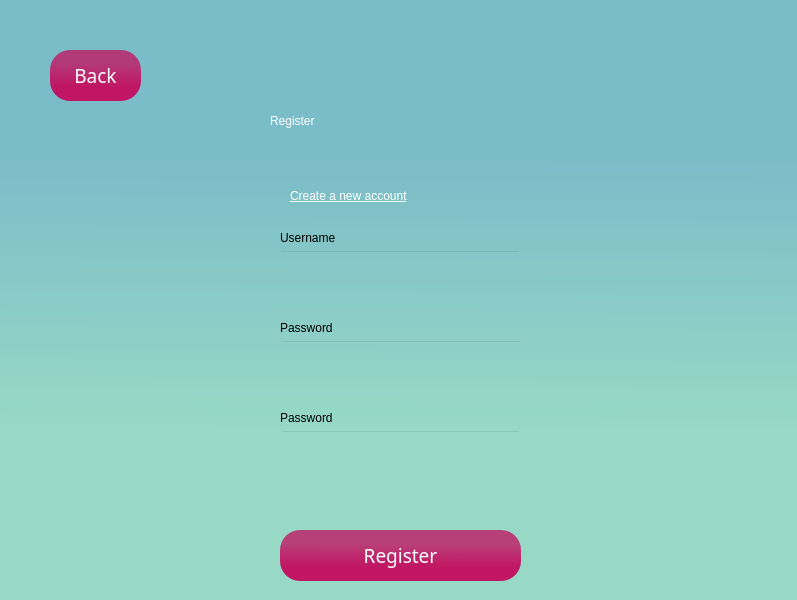
Qt form register.ui (PetreRaul/EyeTester) before a commit.
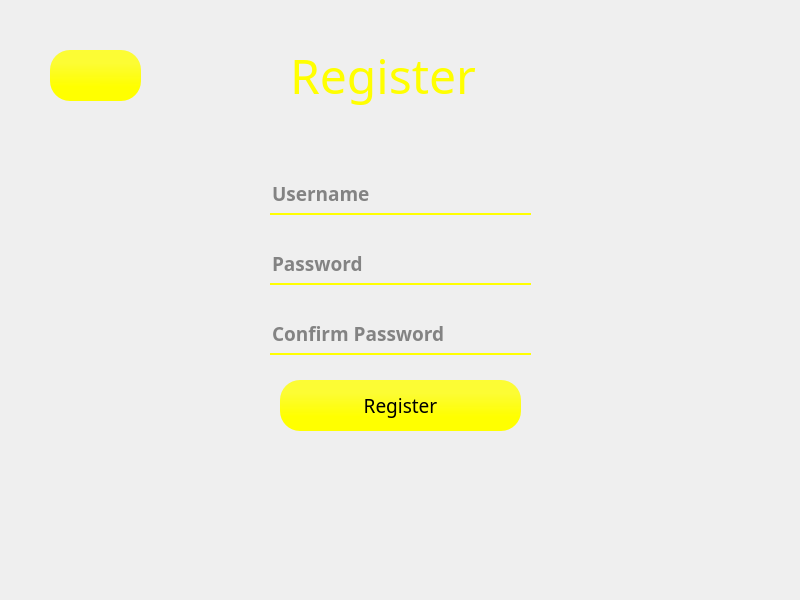
The same form after that commit. Icons and pictures are not drawn.

Commit message: regex for password, unique username, UI modified,

```diff
--- a/register.ui
+++ b/register.ui
@@ -6,7 +6,7 @@
    <rect>
     <x>0</x>
     <y>0</y>
-    <width>797</width>
+    <width>800</width>
     <height>600</height>
    </rect>
   </property>
@@ -24,48 +24,41 @@
    </property>
    <property name="styleSheet">
     <string notr="true">QWidget#mainWindow{
-background-color: qlineargradient(spread:pad, x1:0.506, y1:0.261, x2:0.500051, y2:1, stop:0 rgba(123, 188, 201, 255), stop:0.619318 rgba(151, 217, 197, 255));}</string>
+	background-image: url(:/newPrefix/Default_background_image_for_an_eye_application_appealing_easy_1.jpg);
+
+}</string>
    </property>
    <widget class="QLabel" name="label">
     <property name="geometry">
      <rect>
-      <x>270</x>
-      <y>70</y>
-      <width>271</width>
-      <height>101</height>
-     </rect>
-    </property>
-    <property name="styleSheet">
-     <string notr="true">font: 87 48pt &quot;Segoe UI Black&quot;;
-color:rgb(255, 255, 255)</string>
-    </property>
-    <property name="text">
-     <string>Register</string>
-    </property>
-   </widget>
-   <widget class="QLabel" name="label_2">
-    <property name="geometry">
-     <rect>
       <x>290</x>
-      <y>170</y>
-      <width>231</width>
-      <height>51</height>
+      <y>40</y>
+      <width>201</width>
+      <height>71</height>
      </rect>
     </property>
+    <property name="font">
+     <font>
+      <family>Segoe UI Black</family>
+      <pointsize>36</pointsize>
+      <weight>10</weight>
+      <italic>false</italic>
+      <bold>false</bold>
+     </font>
+    </property>
     <property name="styleSheet">
-     <string notr="true">text-decoration: underline;
-font: 87 16pt &quot;Segoe UI Black&quot;;
-color: white</string>
+     <string notr="true">font: 87 36pt &quot;Segoe UI Black&quot;;
+color:#FFFF00;</string>
     </property>
     <property name="text">
-     <string>Create a new account</string>
+     <string>Register</string>
     </property>
    </widget>
    <widget class="QPushButton" name="createAccountButton">
     <property name="geometry">
      <rect>
       <x>280</x>
-      <y>530</y>
+      <y>380</y>
       <width>241</width>
       <height>51</height>
      </rect>
@@ -83,8 +76,8 @@
      <string notr="true">border-radius:20px;
 background-color: rgba(193, 22, 99, 200);
 font: 87 14pt &quot;Segoe UI Black&quot;;
-background-color: qlineargradient(spread:pad, x1:0.506, y1:0.261, x2:0.500051, y2:1, stop:0 rgba(193, 22, 99, 200), stop:0.619318 rgba(193, 22, 99, 255));
-color:white</string>
+background-color: qlineargradient(spread:pad, x1:0.506, y1:0.261, x2:0.500051, y2:1, stop:0 rgba(255, 255, 0, 200), stop:0.619318 rgba(255, 255, 0, 255));
+color:black</string>
     </property>
     <property name="text">
      <string>Register</string>
@@ -93,88 +86,85 @@
    <widget class="QLineEdit" name="userFieldRegister">
     <property name="geometry">
      <rect>
-      <x>280</x>
-      <y>250</y>
-      <width>241</width>
-      <height>51</height>
+      <x>270</x>
+      <y>180</y>
+      <width>261</width>
+      <height>35</height>
      </rect>
     </property>
-    <property name="styleSheet">
-     <string notr="true">background-color: rgba(0,0,0,0)</string>
+    <property name="font">
+     <font>
+      <family>Segoe UI Black</family>
+      <pointsize>14</pointsize>
+      <weight>75</weight>
+      <bold>true</bold>
+     </font>
     </property>
-   </widget>
-   <widget class="QLineEdit" name="passwordFieldRegister">
-    <property name="geometry">
-     <rect>
-      <x>280</x>
-      <y>340</y>
-      <width>241</width>
-      <height>51</height>
-     </rect>
-    </property>
     <property name="styleSheet">
-     <string notr="true">background-color: rgba(0,0,0,0)</string>
+     <string notr="true">background-color: rgba(0,0,0,0);
+border: none;
+border-bottom: 2px solid rgba(255, 255, 0, 255);
+color: rgba(0, 0, 0, 230);
+padding-bottom: 7px;</string>
     </property>
-   </widget>
-   <widget class="QLabel" name="label_3">
-    <property name="geometry">
-     <rect>
-      <x>280</x>
-      <y>230</y>
-      <width>81</width>
-      <height>16</height>
-     </rect>
-    </property>
-    <property name="styleSheet">
-     <string notr="true">font: 87 12pt &quot;Segoe UI Black&quot;;</string>
-    </property>
-    <property name="text">
+    <property name="placeholderText">
      <string>Username</string>
     </property>
    </widget>
-   <widget class="QLabel" name="label_4">
+   <widget class="QLineEdit" name="passwordFieldRegister">
     <property name="geometry">
      <rect>
-      <x>280</x>
-      <y>320</y>
-      <width>81</width>
-      <height>16</height>
+      <x>270</x>
+      <y>250</y>
+      <width>261</width>
+      <height>35</height>
      </rect>
     </property>
+    <property name="font">
+     <font>
+      <family>Segoe UI Black</family>
+      <pointsize>14</pointsize>
+      <weight>75</weight>
+      <bold>true</bold>
+     </font>
+    </property>
     <property name="styleSheet">
-     <string notr="true">font: 87 12pt &quot;Segoe UI Black&quot;;</string>
+     <string notr="true">background-color: rgba(0,0,0,0);
+border: none;
+border-bottom: 2px solid rgba(255, 255, 0, 255);
+color: rgba(0, 0, 0, 230);
+padding-bottom: 7px;</string>
     </property>
-    <property name="text">
+    <property name="placeholderText">
      <string>Password</string>
     </property>
    </widget>
    <widget class="QLineEdit" name="passwordFieldConfirmPassword">
     <property name="geometry">
      <rect>
-      <x>280</x>
-      <y>430</y>
-      <width>241</width>
-      <height>51</height>
+      <x>270</x>
+      <y>320</y>
+      <width>261</width>
+      <height>35</height>
      </rect>
     </property>
-    <property name="styleSheet">
-     <string notr="true">background-color: rgba(0,0,0,0)</string>
+    <property name="font">
+     <font>
+      <family>Segoe UI Black</family>
+      <pointsize>14</pointsize>
+      <weight>75</weight>
+      <bold>true</bold>
+     </font>
     </property>
-   </widget>
-   <widget class="QLabel" name="label_5">
-    <property name="geometry">
-     <rect>
-      <x>280</x>
-      <y>410</y>
-      <width>81</width>
-      <height>16</height>
-     </rect>
-    </property>
     <property name="styleSheet">
-     <string notr="true">font: 87 12pt &quot;Segoe UI Black&quot;;</string>
+     <string notr="true">background-color: rgba(0,0,0,0);
+border: none;
+border-bottom: 2px solid rgba(255, 255, 0, 255);
+color: rgba(0, 0, 0, 230);
+padding-bottom: 7px;</string>
     </property>
-    <property name="text">
-     <string>Password</string>
+    <property name="placeholderText">
+     <string>Confirm Password</string>
     </property>
    </widget>
    <widget class="QPushButton" name="backRegisterButton">
@@ -199,29 +189,51 @@
      <string notr="true">border-radius:20px;
 background-color: rgba(193, 22, 99, 200);
 font: 87 14pt &quot;Segoe UI Black&quot;;
-background-color: qlineargradient(spread:pad, x1:0.506, y1:0.261, x2:0.500051, y2:1, stop:0 rgba(193, 22, 99, 200), stop:0.619318 rgba(193, 22, 99, 255));
-color:white</string>
+background-color: qlineargradient(spread:pad, x1:0.506, y1:0.261, x2:0.500051, y2:1, stop:0 rgba(255, 255, 0, 200), stop:0.619318 rgba(255, 255, 0, 255));
+color:black</string>
     </property>
     <property name="text">
-     <string>Back</string>
+     <string/>
+    </property>
+    <property name="icon">
+     <iconset resource="images.qrc">
+      <normaloff>:/newPrefix/arrows.png</normaloff>:/newPrefix/arrows.png</iconset>
+    </property>
+    <property name="iconSize">
+     <size>
+      <width>40</width>
+      <height>40</height>
+     </size>
     </property>
    </widget>
    <widget class="QLabel" name="errorRegister">
     <property name="geometry">
      <rect>
-      <x>290</x>
-      <y>500</y>
-      <width>221</width>
-      <height>20</height>
+      <x>260</x>
+      <y>440</y>
+      <width>271</width>
+      <height>121</height>
      </rect>
     </property>
+    <property name="font">
+     <font>
+      <family>Arial</family>
+      <pointsize>10</pointsize>
+      <weight>9</weight>
+      <italic>false</italic>
+      <bold>false</bold>
+     </font>
+    </property>
     <property name="styleSheet">
-     <string notr="true">color: red;
-font: 75 14pt &quot;Arial&quot;;</string>
+     <string notr="true">color: #FFFF00;
+font: 75 10pt &quot;Arial&quot;;</string>
     </property>
     <property name="text">
      <string/>
     </property>
+    <property name="wordWrap">
+     <bool>true</bool>
+    </property>
    </widget>
   </widget>
  </widget>
```
Left out of the diff: 4 changed lines with no effect on the pictures. The commit also changes 7 other files.
